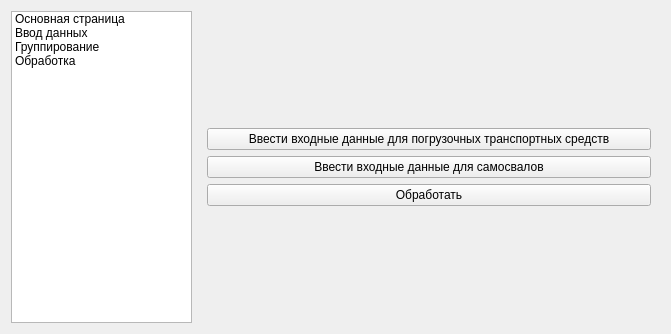
This is sources/gui/PTKMainStackForm.ui in MaxDavidenko/ptkAdvisor as Qt 5 draws it before an edit. The edited form follows.
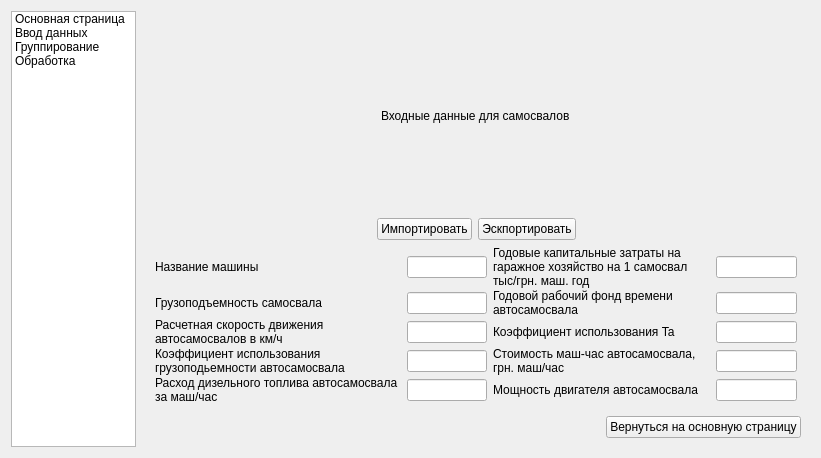
This is the edited form. The open tabs and pages were chosen to show the change.

Diff of the .ui file:
```diff
--- a/sources/gui/PTKMainStackForm.ui
+++ b/sources/gui/PTKMainStackForm.ui
@@ -6,8 +6,8 @@
    <rect>
     <x>0</x>
     <y>0</y>
-    <width>671</width>
-    <height>334</height>
+    <width>821</width>
+    <height>458</height>
    </rect>
   </property>
   <property name="windowTitle">
@@ -77,12 +77,12 @@
        </item>
       </layout>
      </widget>
-     <widget class="QWidget" name="inputDataPage">
+     <widget class="QWidget" name="ltInputDataPage">
       <layout class="QVBoxLayout" name="verticalLayout_3">
        <item alignment="Qt::AlignHCenter">
         <widget class="QLabel" name="label">
          <property name="text">
-          <string>Вводные данные</string>
+          <string>Входные данные для погрузочного транспорта</string>
          </property>
         </widget>
        </item>
@@ -107,15 +107,222 @@
        <item>
         <layout class="QHBoxLayout" name="inputCellsVLayout">
          <item>
-          <layout class="QVBoxLayout" name="firstInputVLayout"/>
-         </item>
-         <item>
-          <layout class="QVBoxLayout" name="secondInputVLayout"/>
+          <layout class="QGridLayout" name="inputCellsLTGridLayout" rowstretch="0,0,0,0,0,0,0" columnstretch="0,0,0,0">
+           <property name="sizeConstraint">
+            <enum>QLayout::SetFixedSize</enum>
+           </property>
+           <property name="leftMargin">
+            <number>4</number>
+           </property>
+           <property name="topMargin">
+            <number>0</number>
+           </property>
+           <property name="rightMargin">
+            <number>4</number>
+           </property>
+           <property name="bottomMargin">
+            <number>6</number>
+           </property>
+           <property name="horizontalSpacing">
+            <number>6</number>
+           </property>
+           <property name="verticalSpacing">
+            <number>1</number>
+           </property>
+           <item row="4" column="0">
+            <widget class="QLabel" name="label_8">
+             <property name="text">
+              <string>Коеэффициент использования погрузочной машины по времени</string>
+             </property>
+             <property name="wordWrap">
+              <bool>true</bool>
+             </property>
+            </widget>
+           </item>
+           <item row="6" column="1">
+            <widget class="QLineEdit" name="lineEdit_13"/>
+           </item>
+           <item row="2" column="3">
+            <widget class="QLineEdit" name="lineEdit_6"/>
+           </item>
+           <item row="5" column="0">
+            <widget class="QLabel" name="label_9">
+             <property name="text">
+              <string>Время нагрузки автосамосвала в мин</string>
+             </property>
+             <property name="wordWrap">
+              <bool>true</bool>
+             </property>
+            </widget>
+           </item>
+           <item row="1" column="1">
+            <widget class="QLineEdit" name="lineEdit_2"/>
+           </item>
+           <item row="4" column="1">
+            <widget class="QLineEdit" name="lineEdit_9"/>
+           </item>
+           <item row="3" column="3">
+            <widget class="QLineEdit" name="lineEdit_8"/>
+           </item>
+           <item row="5" column="1">
+            <widget class="QLineEdit" name="lineEdit_11"/>
+           </item>
+           <item row="0" column="2">
+            <widget class="QLabel" name="label_11">
+             <property name="text">
+              <string>Время загрузки автосамосвала в мин</string>
+             </property>
+             <property name="wordWrap">
+              <bool>true</bool>
+             </property>
+            </widget>
+           </item>
+           <item row="1" column="3">
+            <widget class="QLineEdit" name="lineEdit_4"/>
+           </item>
+           <item row="2" column="0">
+            <widget class="QLabel" name="label_6">
+             <property name="text">
+              <string>Число циклов погрузочной машины в минуту</string>
+             </property>
+             <property name="wordWrap">
+              <bool>true</bool>
+             </property>
+            </widget>
+           </item>
+           <item row="0" column="1">
+            <widget class="QLineEdit" name="lineEdit"/>
+           </item>
+           <item row="6" column="3">
+            <widget class="QLineEdit" name="lineEdit_14"/>
+           </item>
+           <item row="5" column="3">
+            <widget class="QLineEdit" name="lineEdit_12"/>
+           </item>
+           <item row="4" column="3">
+            <widget class="QLineEdit" name="lineEdit_10"/>
+           </item>
+           <item row="3" column="2">
+            <widget class="QLabel" name="label_14">
+             <property name="text">
+              <string>Число операторов погрузочной машины и автосамосвалов, работающих в смену c одним   комплектом погрузтранспортных машин</string>
+             </property>
+             <property name="wordWrap">
+              <bool>true</bool>
+             </property>
+            </widget>
+           </item>
+           <item row="6" column="0">
+            <widget class="QLabel" name="label_10">
+             <property name="text">
+              <string>Время замены груженого автосамосвала порожним в мин</string>
+             </property>
+             <property name="wordWrap">
+              <bool>true</bool>
+             </property>
+            </widget>
+           </item>
+           <item row="5" column="2">
+            <widget class="QLabel" name="label_16">
+             <property name="text">
+              <string>Объем земляных работ, м3</string>
+             </property>
+             <property name="wordWrap">
+              <bool>true</bool>
+             </property>
+            </widget>
+           </item>
+           <item row="2" column="1">
+            <widget class="QLineEdit" name="lineEdit_5"/>
+           </item>
+           <item row="0" column="0">
+            <widget class="QLabel" name="label_5">
+             <property name="text">
+              <string>Название машины</string>
+             </property>
+             <property name="wordWrap">
+              <bool>true</bool>
+             </property>
+            </widget>
+           </item>
+           <item row="3" column="0">
+            <widget class="QLabel" name="label_7">
+             <property name="text">
+              <string>Коеэффициент использования емкости ковша погрузочной машины</string>
+             </property>
+             <property name="wordWrap">
+              <bool>true</bool>
+             </property>
+            </widget>
+           </item>
+           <item row="1" column="2">
+            <widget class="QLabel" name="label_12">
+             <property name="text">
+              <string>Расход дизельного топлива погрузочной машиной за 1 маш/час</string>
+             </property>
+             <property name="wordWrap">
+              <bool>true</bool>
+             </property>
+            </widget>
+           </item>
+           <item row="6" column="2">
+            <widget class="QLabel" name="label_17">
+             <property name="text">
+              <string>Мощность двигателя погрузчика, квт</string>
+             </property>
+             <property name="wordWrap">
+              <bool>true</bool>
+             </property>
+            </widget>
+           </item>
+           <item row="2" column="2">
+            <widget class="QLabel" name="label_13">
+             <property name="text">
+              <string>Расход электроенергии электрическим экскаватором 1 маш/час</string>
+             </property>
+             <property name="wordWrap">
+              <bool>true</bool>
+             </property>
+            </widget>
+           </item>
+           <item row="4" column="2">
+            <widget class="QLabel" name="label_15">
+             <property name="text">
+              <string>Cтоимость маш-час погрузочной машины, грн-маш/час</string>
+             </property>
+             <property name="wordWrap">
+              <bool>true</bool>
+             </property>
+            </widget>
+           </item>
+           <item row="3" column="1">
+            <widget class="QLineEdit" name="lineEdit_7"/>
+           </item>
+           <item row="0" column="3">
+            <widget class="QLineEdit" name="lineEdit_3"/>
+           </item>
+           <item row="1" column="0">
+            <widget class="QLabel" name="label_4">
+             <property name="styleSheet">
+              <string notr="true">QLabel
+{
+text-wrap:true;
+}</string>
+             </property>
+             <property name="text">
+              <string>Геометрическая емкость ковша погрузочной машины</string>
+             </property>
+             <property name="wordWrap">
+              <bool>true</bool>
+             </property>
+            </widget>
+           </item>
+          </layout>
          </item>
         </layout>
        </item>
        <item>
-        <layout class="QHBoxLayout" name="nextPageHLayout">
+        <layout class="QHBoxLayout" name="nextPageTHLayout">
          <item>
           <spacer name="horizontalSpacer">
            <property name="orientation">
@@ -130,7 +337,251 @@
           </spacer>
          </item>
          <item>
-          <widget class="QPushButton" name="backToMainPage">
+          <widget class="QPushButton" name="backToMainPageBtnT">
+           <property name="text">
+            <string>Вернуться на основную страницу</string>
+           </property>
+          </widget>
+         </item>
+        </layout>
+       </item>
+      </layout>
+     </widget>
+     <widget class="QWidget" name="ttInputDataPage">
+      <layout class="QVBoxLayout" name="verticalLayout_4">
+       <item alignment="Qt::AlignHCenter">
+        <widget class="QLabel" name="label_3">
+         <property name="text">
+          <string>Входные данные для самосвалов</string>
+         </property>
+        </widget>
+       </item>
+       <item>
+        <layout class="QHBoxLayout" name="importExportHLayout_2">
+         <item>
+          <spacer name="horizontalSpacer_3">
+           <property name="orientation">
+            <enum>Qt::Horizontal</enum>
+           </property>
+           <property name="sizeHint" stdset="0">
+            <size>
+             <width>40</width>
+             <height>20</height>
+            </size>
+           </property>
+          </spacer>
+         </item>
+         <item>
+          <widget class="QPushButton" name="importDataButton_2">
+           <property name="text">
+            <string>Импортировать</string>
+           </property>
+          </widget>
+         </item>
+         <item>
+          <widget class="QPushButton" name="exportDataButton_2">
+           <property name="text">
+            <string>Эскпортировать</string>
+           </property>
+          </widget>
+         </item>
+         <item>
+          <spacer name="horizontalSpacer_4">
+           <property name="orientation">
+            <enum>Qt::Horizontal</enum>
+           </property>
+           <property name="sizeHint" stdset="0">
+            <size>
+             <width>40</width>
+             <height>20</height>
+            </size>
+           </property>
+          </spacer>
+         </item>
+        </layout>
+       </item>
+       <item>
+        <layout class="QHBoxLayout" name="inputCellsVLayout_2">
+         <item>
+          <layout class="QGridLayout" name="inputCellsTTGridLayout" rowstretch="0,0,0,0,0" columnstretch="0,0,0,0" columnminimumwidth="0,0,0,0">
+           <property name="sizeConstraint">
+            <enum>QLayout::SetFixedSize</enum>
+           </property>
+           <property name="leftMargin">
+            <number>4</number>
+           </property>
+           <property name="topMargin">
+            <number>0</number>
+           </property>
+           <property name="rightMargin">
+            <number>4</number>
+           </property>
+           <property name="bottomMargin">
+            <number>6</number>
+           </property>
+           <property name="horizontalSpacing">
+            <number>6</number>
+           </property>
+           <property name="verticalSpacing">
+            <number>1</number>
+           </property>
+           <item row="1" column="1">
+            <widget class="QLineEdit" name="lineEdit_17"/>
+           </item>
+           <item row="3" column="3">
+            <widget class="QLineEdit" name="lineEdit_19"/>
+           </item>
+           <item row="0" column="0">
+            <widget class="QLabel" name="label_25">
+             <property name="text">
+              <string>Название машины</string>
+             </property>
+             <property name="wordWrap">
+              <bool>true</bool>
+             </property>
+            </widget>
+           </item>
+           <item row="3" column="0">
+            <widget class="QLabel" name="label_26">
+             <property name="text">
+              <string>Коэффициент использования грузоподьемности автосамосвала</string>
+             </property>
+             <property name="wordWrap">
+              <bool>true</bool>
+             </property>
+            </widget>
+           </item>
+           <item row="4" column="3">
+            <widget class="QLineEdit" name="lineEdit_25"/>
+           </item>
+           <item row="1" column="2">
+            <widget class="QLabel" name="label_27">
+             <property name="text">
+              <string>Годовой рабочий фонд времени автосамосвала</string>
+             </property>
+             <property name="wordWrap">
+              <bool>true</bool>
+             </property>
+            </widget>
+           </item>
+           <item row="0" column="2">
+            <widget class="QLabel" name="label_20">
+             <property name="text">
+              <string>Годовые капитальные затраты на гаражное хозяйство на 1 самосвал тыс/грн. маш. год</string>
+             </property>
+             <property name="wordWrap">
+              <bool>true</bool>
+             </property>
+            </widget>
+           </item>
+           <item row="3" column="2">
+            <widget class="QLabel" name="label_22">
+             <property name="text">
+              <string>Стоимость маш-час автосамосвала, грн. маш/час</string>
+             </property>
+             <property name="wordWrap">
+              <bool>true</bool>
+             </property>
+            </widget>
+           </item>
+           <item row="3" column="1">
+            <widget class="QLineEdit" name="lineEdit_27"/>
+           </item>
+           <item row="0" column="3">
+            <widget class="QLineEdit" name="lineEdit_28"/>
+           </item>
+           <item row="0" column="1">
+            <widget class="QLineEdit" name="lineEdit_22"/>
+           </item>
+           <item row="2" column="1">
+            <widget class="QLineEdit" name="lineEdit_26"/>
+           </item>
+           <item row="1" column="3">
+            <widget class="QLineEdit" name="lineEdit_21"/>
+           </item>
+           <item row="2" column="0">
+            <widget class="QLabel" name="label_21">
+             <property name="text">
+              <string>Расчетная скорость движения автосамосвалов в км/ч</string>
+             </property>
+             <property name="wordWrap">
+              <bool>true</bool>
+             </property>
+            </widget>
+           </item>
+           <item row="4" column="1">
+            <widget class="QLineEdit" name="lineEdit_18"/>
+           </item>
+           <item row="2" column="2">
+            <widget class="QLabel" name="label_29">
+             <property name="text">
+              <string>Коэффициент использования Ta</string>
+             </property>
+             <property name="wordWrap">
+              <bool>true</bool>
+             </property>
+            </widget>
+           </item>
+           <item row="4" column="2">
+            <widget class="QLabel" name="label_30">
+             <property name="text">
+              <string>Мощность двигателя автосамосвала</string>
+             </property>
+             <property name="wordWrap">
+              <bool>true</bool>
+             </property>
+            </widget>
+           </item>
+           <item row="1" column="0">
+            <widget class="QLabel" name="label_31">
+             <property name="styleSheet">
+              <string notr="true">QLabel
+{
+text-wrap:true;
+}</string>
+             </property>
+             <property name="text">
+              <string>Грузоподъемность самосвала</string>
+             </property>
+             <property name="wordWrap">
+              <bool>true</bool>
+             </property>
+            </widget>
+           </item>
+           <item row="4" column="0">
+            <widget class="QLabel" name="label_18">
+             <property name="text">
+              <string>Расход дизельного топлива автосамосвала за маш/час</string>
+             </property>
+             <property name="wordWrap">
+              <bool>true</bool>
+             </property>
+            </widget>
+           </item>
+           <item row="2" column="3">
+            <widget class="QLineEdit" name="lineEdit_16"/>
+           </item>
+          </layout>
+         </item>
+        </layout>
+       </item>
+       <item>
+        <layout class="QHBoxLayout" name="nextPageTHLayout_2">
+         <item>
+          <spacer name="horizontalSpacer_2">
+           <property name="orientation">
+            <enum>Qt::Horizontal</enum>
+           </property>
+           <property name="sizeHint" stdset="0">
+            <size>
+             <width>40</width>
+             <height>20</height>
+            </size>
+           </property>
+          </spacer>
+         </item>
+         <item>
+          <widget class="QPushButton" name="backToMainPageBtnT_2">
            <property name="text">
             <string>Вернуться на основную страницу</string>
            </property>
```
